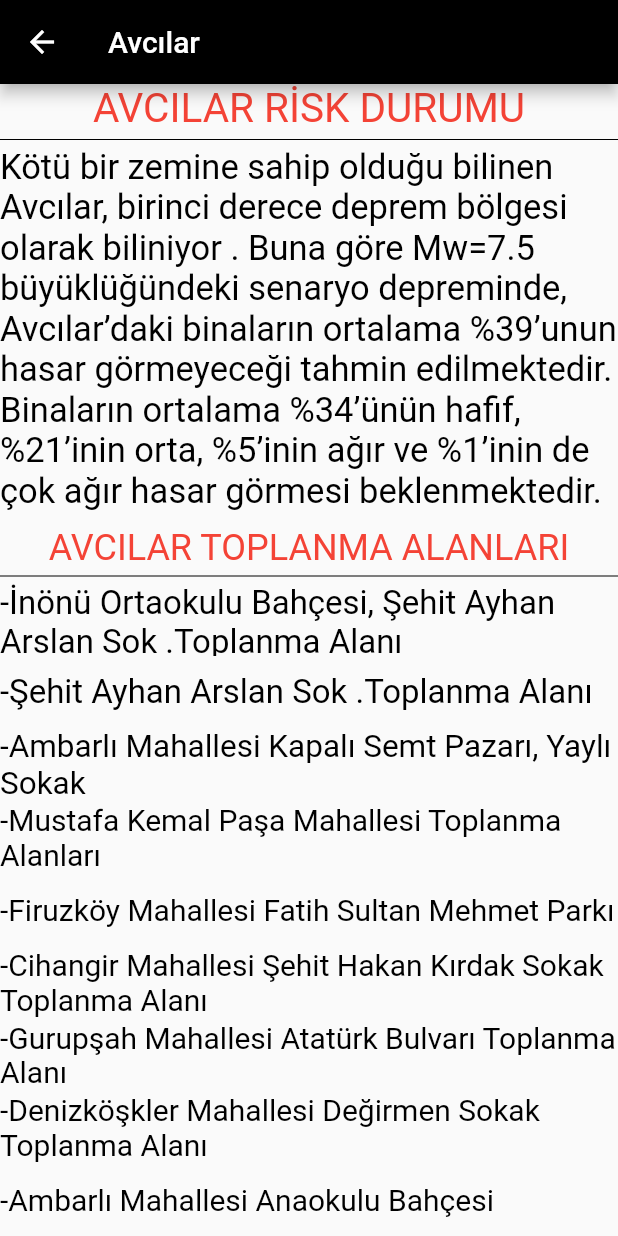
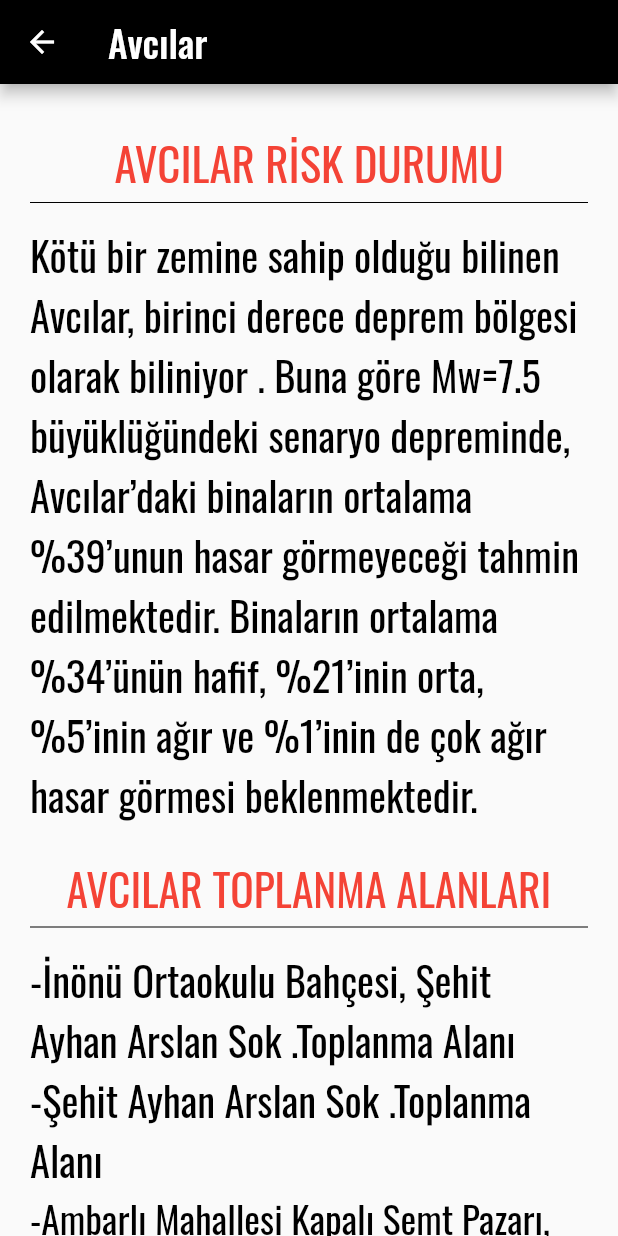
Before and after one commit to burak2209/Risk-Istanbul, a Flutter app: the Avcilar screen opened directly, on a phone screen of 412 x 824 dp. Run offline on Flutter 3.47's test engine with Material 2 defaults, Android fonts, the light colour scheme and no system bars; our stand-ins replace google_fonts, photo_view.

Commit message:
Risk İstanbul Project  -ataşehir , avcılar düzeltildi

```diff
--- a/lib/Avcilar.dart
+++ b/lib/Avcilar.dart
@@ -1,4 +1,5 @@
 import 'package:flutter/material.dart';
+import 'package:google_fonts/google_fonts.dart';
 import 'package:riskistanbul/Anamenu.dart';
 
 class Avcilar extends StatefulWidget {
@@ -13,153 +14,179 @@ class _AvcilarState extends State<Avcilar> {
   Widget build(BuildContext context) {
     return Scaffold(
       appBar: AppBar(
-        title: Text("Avcılar"),
+        title: Text(
+          "Avcılar",
+          style: GoogleFonts.oswald(fontSize: 25),
+        ),
         backgroundColor: Colors.black,
       ),
-      body: Center(
+      body: SingleChildScrollView(
+        child: Center(
+          child: Padding(
+            padding: EdgeInsets.symmetric(horizontal: 20),
             child: Column(
+              crossAxisAlignment: CrossAxisAlignment.stretch,
               children: <Widget>[
-            Text(
+                SizedBox(
+                  height: 30,
+                ),
+                Center(
+                  child: Text(
                     "AVCILAR RİSK DURUMU",
-              style: TextStyle(
-                fontSize: 27,
+                    style: GoogleFonts.oswald(
+                      fontSize: 30,
                       color: Colors.red,
+                    ),
                   ),
                 ),
                 Divider(
                   height: 10,
                   color: Colors.black,
                 ),
+                SizedBox(
+                  height: 10,
+                ),
                 Text(
                   "Kötü bir zemine sahip olduğu bilinen Avcılar, birinci derece deprem bölgesi olarak biliniyor . Buna göre Mw=7.5 büyüklüğündeki senaryo depreminde, Avcılar’daki binaların ortalama %39’unun hasar görmeyeceği tahmin edilmektedir. Binaların ortalama %34’ünün hafif, %21’inin orta, %5’inin ağır ve %1’inin de çok ağır hasar görmesi beklenmektedir.",
-              style: TextStyle(
-                fontSize: 23,
+                  style: GoogleFonts.oswald(
+                    fontSize: 27,
                     color: Colors.black,
                   ),
                 ),
                 SizedBox(
-              height: 10,
+                  height: 20,
                 ),
-            Text(
+                Align(
+                  alignment: Alignment.center,
+                  child: Text(
                     "AVCILAR TOPLANMA ALANLARI",
-              style: TextStyle(
-                fontSize: 24,
+                    style: GoogleFonts.oswald(
+                      fontSize: 29,
                       color: Colors.red,
+                    ),
                   ),
                 ),
                 Divider(
                   height: 10,
                   color: Colors.black,
                 ),
-            Expanded(
-              child: Align(
+                SizedBox(
+                  height: 10,
+                ),
+                Align(
                   alignment: Alignment.centerLeft,
                   child: Text(
                     "-İnönü Ortaokulu Bahçesi, Şehit Ayhan Arslan Sok .Toplanma Alanı",
-                  style: TextStyle(
-                    fontSize: 22,
+                    style: GoogleFonts.oswald(
+                      fontSize: 27,
                       color: Colors.black,
                     ),
                   ),
                 ),
-            ),
-            Expanded(
-              child: Align(
+                Align(
                   alignment: Alignment.centerLeft,
                   child: Text(
                     "-Şehit Ayhan Arslan Sok .Toplanma Alanı",
-                  style: TextStyle(
-                    fontSize: 22,
+                    style: GoogleFonts.oswald(
+                      fontSize: 27,
                       color: Colors.black,
                     ),
                   ),
                 ),
-            ),
-            Expanded(
-              child: Align(
+                Align(
                   alignment: Alignment.centerLeft,
                   child: Text(
                     "-Ambarlı Mahallesi Kapalı Semt Pazarı, Yaylı Sokak",
-                  style: TextStyle(
-                    fontSize: 21,
+                    style: GoogleFonts.oswald(
+                      fontSize: 25,
                       color: Colors.black,
                     ),
                   ),
                 ),
-            ),
-            Expanded(
-              child: Align(
+                Align(
                   alignment: Alignment.centerLeft,
                   child: Text(
-                  "-Mustafa Kemal Paşa Mahallesi Toplanma Alanları",
-                  style: TextStyle(
-                    fontSize: 20,
+                    "-Firuzköy Mahallesi Fatih Sultan Mehmet Parkı",
+                    style: GoogleFonts.oswald(
+                      fontSize: 27,
                       color: Colors.black,
                     ),
                   ),
                 ),
-            ),
-            Expanded(
-              child: Align(
+                Align(
                   alignment: Alignment.centerLeft,
                   child: Text(
-                  "-Firuzköy Mahallesi Fatih Sultan Mehmet Parkı",
-                  style: TextStyle(
-                    fontSize: 20,
+                    "-Mustafa Kemal Paşa Mahallesi Toplanma Alanları",
+                    style: GoogleFonts.oswald(
+                      fontSize: 27,
                       color: Colors.black,
                     ),
                   ),
                 ),
-            ),
-            Expanded(
-              child: Align(
+                Align(
                   alignment: Alignment.centerLeft,
                   child: Text(
                     "-Cihangir Mahallesi Şehit Hakan Kırdak Sokak Toplanma Alanı",
-                  style: TextStyle(
-                    fontSize: 20,
+                    style: GoogleFonts.oswald(
+                      fontSize: 27,
                       color: Colors.black,
                     ),
                   ),
                 ),
-            ),
-            Expanded(
-              child: Align(
+                Align(
                   alignment: Alignment.centerLeft,
                   child: Text(
                     "-Gurupşah Mahallesi Atatürk Bulvarı Toplanma Alanı",
-                  style: TextStyle(
-                    fontSize: 20,
+                    style: GoogleFonts.oswald(
+                      fontSize: 27,
                       color: Colors.black,
                     ),
                   ),
                 ),
-            ),
-            Expanded(
-              child: Align(
+                Align(
                   alignment: Alignment.centerLeft,
                   child: Text(
                     "-Denizköşkler Mahallesi Değirmen Sokak Toplanma Alanı",
-                  style: TextStyle(
-                    fontSize: 20,
+                    style: GoogleFonts.oswald(
+                      fontSize: 27,
                       color: Colors.black,
                     ),
                   ),
                 ),
-            ),
-            Expanded(
-              child: Align(
+                Align(
                   alignment: Alignment.centerLeft,
                   child: Text(
                     "-Ambarlı Mahallesi Anaokulu Bahçesi",
-                  style: TextStyle(
-                    fontSize: 20,
+                    style: GoogleFonts.oswald(
+                      fontSize: 27,
                       color: Colors.black,
                     ),
                   ),
                 ),
+                SizedBox(
+                  height: 20,
                 ),
+                Align(
+                  alignment: Alignment.center,
+                  child: Text(
+                    "AVCILAR RİSK HARİTASI",
+                    style: GoogleFonts.oswald(
+                      fontSize: 30,
+                      color: Colors.red,
+                    ),
+                  ),
+                ),
+                Divider(
+                  height: 10,
+                  color: Colors.black,
+                ),
+                SizedBox(
+                  height: 20,
+                ),
+                Image.asset("assets/avcılar.png")
               ],
+            ),
+          ),
         ),
       ),
     );
```
Also changed, not shown: lib/Arnavutkoy.dart (+8 -3 lines), lib/Atasehir.dart (+93 -54 lines), assets/ataşehir.jpg (added), assets/avcılar.png (added). Lines whose indentation alone changed are shown as unchanged.
